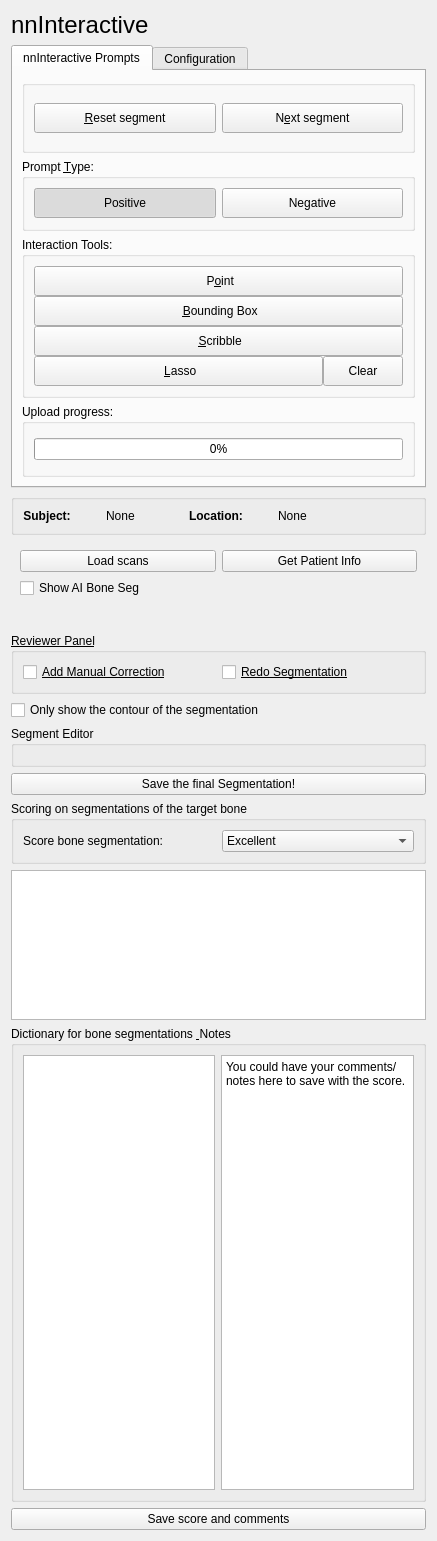
xinyiwan/SlicerNNInteractive_BT, file slicer_plugin/SlicerNNInteractive/Resources/UI/SlicerNNInteractive.ui: the form before one commit.
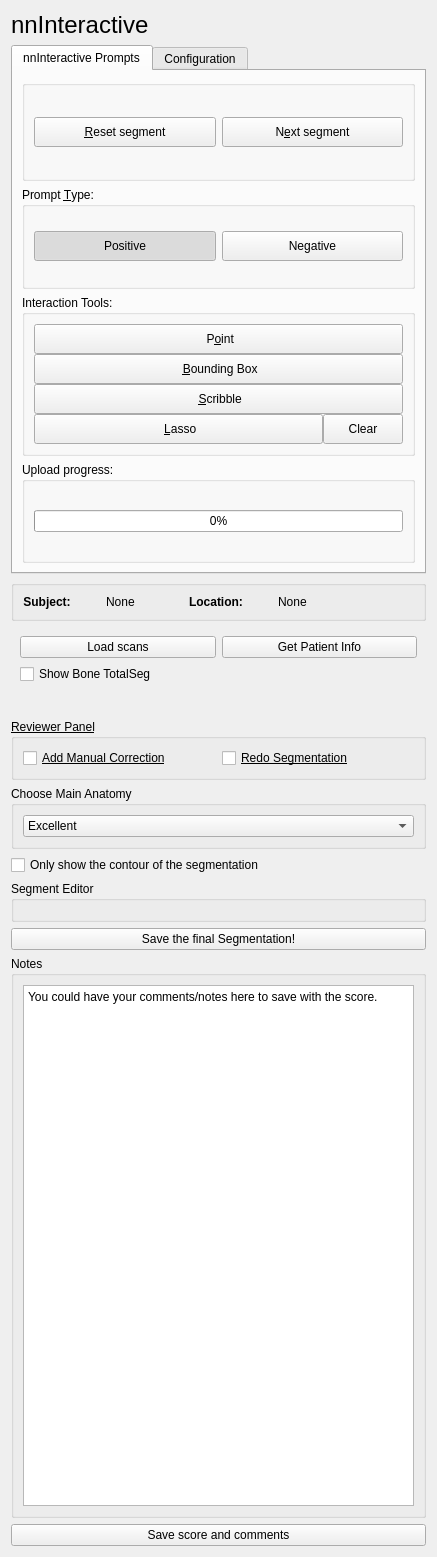
The form after the commit. Custom widgets are drawn as their Qt base class.

Commit message: UI added bone anatomy select

What changed in the file:
```diff
--- a/slicer_plugin/SlicerNNInteractive/Resources/UI/SlicerNNInteractive.ui
+++ b/slicer_plugin/SlicerNNInteractive/Resources/UI/SlicerNNInteractive.ui
@@ -7,7 +7,7 @@
     <x>0</x>
     <y>0</y>
     <width>437</width>
-    <height>1541</height>
+    <height>1557</height>
    </rect>
   </property>
   <property name="windowTitle">
@@ -463,7 +463,7 @@
            <string>Show/hide the AI bone segmentation for the current image</string>
           </property>
           <property name="text">
-           <string>Show AI Bone Seg</string>
+           <string>Show Bone TotalSeg</string>
           </property>
          </widget>
         </item>
@@ -472,10 +472,7 @@
       <item>
        <widget class="QLabel" name="segSummaryLabel">
         <property name="text">
-         <string></string>
-        </property>
-        <property name="wordWrap">
-         <bool>true</bool>
+         <string/>
         </property>
        </widget>
       </item>
@@ -513,6 +510,44 @@
      </layout>
     </widget>
    </item>
+   <item>
+    <widget class="QGroupBox" name="groupBox_3">
+     <property name="title">
+      <string>Choose Main Anatomy</string>
+     </property>
+     <layout class="QHBoxLayout" name="horizontalLayout_2">
+      <item>
+       <widget class="QComboBox" name="AnatomyBox">
+        <item>
+         <property name="text">
+          <string>Excellent</string>
+         </property>
+        </item>
+        <item>
+         <property name="text">
+          <string>Sufficient</string>
+         </property>
+        </item>
+        <item>
+         <property name="text">
+          <string>Insufficient</string>
+         </property>
+        </item>
+        <item>
+         <property name="text">
+          <string>Incorrect</string>
+         </property>
+        </item>
+        <item>
+         <property name="text">
+          <string>No segmentation found</string>
+         </property>
+        </item>
+       </widget>
+      </item>
+     </layout>
+    </widget>
+   </item>
    <item>
     <widget class="QCheckBox" name="contourCheckBox">
      <property name="text">
@@ -543,76 +578,12 @@
      </property>
     </widget>
    </item>
-   <item>
-    <widget class="QGroupBox" name="Scoring">
-     <property name="title">
-      <string>Scoring on segmentations of the target bone</string>
-     </property>
-     <layout class="QHBoxLayout" name="horizontalLayout_2">
-      <item>
-       <widget class="QLabel" name="label_4">
-        <property name="text">
-         <string>Score bone segmentation:</string>
-        </property>
-       </widget>
-      </item>
-      <item>
-       <widget class="QComboBox" name="SegScoreBox">
-        <item>
-         <property name="text">
-          <string>Excellent</string>
-         </property>
-        </item>
-        <item>
-         <property name="text">
-          <string>Sufficient</string>
-         </property>
-        </item>
-        <item>
-         <property name="text">
-          <string>Insufficient</string>
-         </property>
-        </item>
-        <item>
-         <property name="text">
-          <string>Incorrect</string>
-         </property>
-        </item>
-        <item>
-         <property name="text">
-          <string>No segmentation found</string>
-         </property>
-        </item>
-       </widget>
-      </item>
-     </layout>
-    </widget>
-   </item>
-   <item>
-    <widget class="QTextBrowser" name="textBrowser">
-     <property name="sizePolicy">
-      <sizepolicy hsizetype="Preferred" vsizetype="Fixed">
-       <horstretch>0</horstretch>
-       <verstretch>0</verstretch>
-      </sizepolicy>
-     </property>
-     <property name="maximumSize">
-      <size>
-       <width>16777215</width>
-       <height>150</height>
-      </size>
-     </property>
-    </widget>
-   </item>
    <item>
     <widget class="QGroupBox" name="groupBox_2">
      <property name="title">
-      <string>Dictionary for bone segmentations &amp; Notes</string>
+      <string>Notes</string>
      </property>
      <layout class="QHBoxLayout" name="horizontalLayout_5">
-      <item>
-       <widget class="QTextBrowser" name="textBrowser_2"/>
-      </item>
       <item>
        <widget class="QPlainTextEdit" name="plainTextEdit">
         <property name="plainText">
```
The commit also changes 1 other file.
